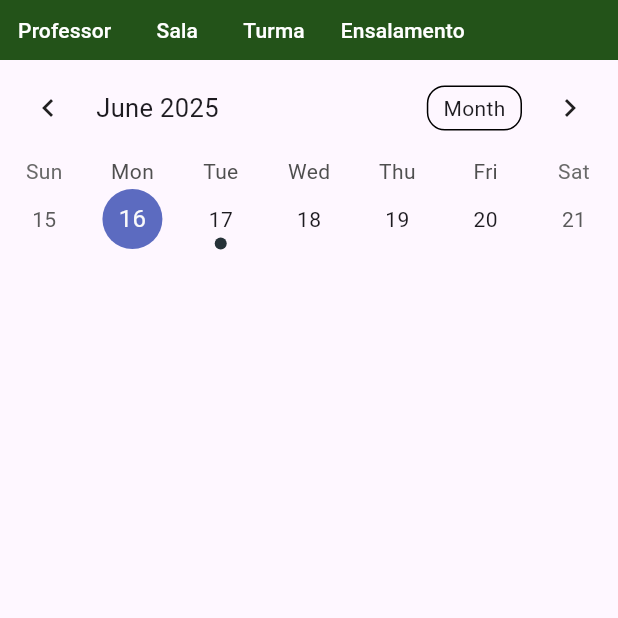
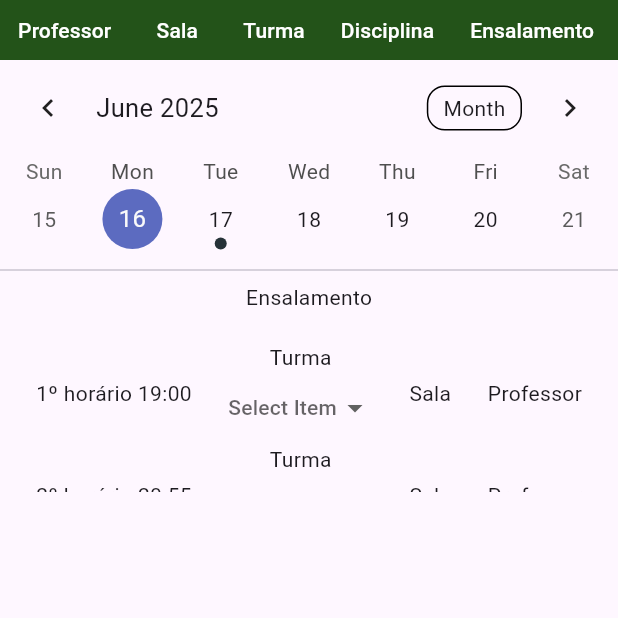
Before and after one commit to debora-rosada/ensala_mais, a Flutter app: the screen it shows after launch, on a phone screen of 412 x 824 dp, the top half of it. Run offline on Flutter 3.47's test engine with Material 3 defaults, Android fonts, the phone set to English and light mode, and no system bars; drawn by our look-alikes of table_calendar; our stand-ins replace flutter_dotenv, supabase_flutter; accounts and stored records are empty.

Commit message:
Mudança

```diff
--- a/lib/main.dart
+++ b/lib/main.dart
@@ -9,7 +9,7 @@ import 'utils/project_colors.dart';
 Future<void> main() async {
   await dotenv.load(fileName: ".env");
   await Supabase.initialize(
-    url: 'https://dvwudwlymuhkxtmynxpo.supabase.co/storage/v1/s3',
+    url: 'https://dvwudwlymuhkxtmynxpo.supabase.co',
     anonKey: dotenv.env['ANONKEYSUPABASE']!,
     // ANONKEYSUPABASE='eyJhbGciOiJIUzI1NiIsInR5cCI6IkpXVCJ9.eyJpc3MiOiJzdXBhYmFzZSIsInJlZiI6ImR2d3Vkd2x5bXVoa3h0bXlueHBvIiwicm9sZSI6ImFub24iLCJpYXQiOjE3NDE3MzkzMDQsImV4cCI6MjA1NzMxNTMwNH0.a5RlbNzOw_hrBkNazgcXAo6774rPpXK7gS3lKZk1Hww'
   );
--- a/lib/pages/home_page.dart
+++ b/lib/pages/home_page.dart
@@ -1,11 +1,12 @@
-import 'package:ensala_mais/widgets/ensalamento_modal.dart';
 import 'package:ensala_mais/utils/project_colors.dart';
+import 'package:ensala_mais/widgets/diciplina_modal.dart';
 import 'package:ensala_mais/widgets/navbar_link.dart';
 import 'package:ensala_mais/widgets/professor_modal.dart';
 import 'package:ensala_mais/widgets/sala_modal.dart';
 import 'package:ensala_mais/widgets/turma_modal.dart';
 import 'package:flutter/material.dart';
 import 'package:table_calendar/table_calendar.dart';
+import 'package:ensala_mais/pages/ensalamento_page.dart';
 
 class HomePage extends StatefulWidget {
   const HomePage({super.key});
@@ -20,6 +21,14 @@ class _HomePageState extends State<HomePage> {
 
   // Instead of initializing in initState, just add the "late" modifier.
   late DateTime _selectedDay = _focusedDay;
+
+  final List<String> items = [
+    'Item1',
+    'Item2',
+    'Item3',
+    'Item4',
+  ];
+  String? selectedValue;
 
   @override
   void initState() {
@@ -54,18 +63,29 @@ class _HomePageState extends State<HomePage> {
                 ),
                 NavbarLink(
                   text: 'Sala',
-                  modal: SalaModal(), // Suponha que você tenha criado esse modal
+                  modal:
+                      SalaModal(), // Suponha que você tenha criado esse modal
                 ),
                 NavbarLink(
                   text: 'Turma',
-                  modal: TurmaModal(), // Suponha que você tenha criado esse modal
+                  modal:
+                      TurmaModal(), // Suponha que você tenha criado esse modal
+                ),
+                NavbarLink(
+                  text: 'Disciplina',
+                  modal:
+                      DiciplinaModal(), // Suponha que você tenha criado esse modal
                 ),
                 NavbarLink(
                   text: 'Ensalamento',
-                  modal: EnsalamentoModal(), // Suponha que você tenha criado esse modal
+                  modal: null, // Não abre modal diretamente
+                  onPressed: () {
+                    Navigator.of(context).push(
+                      MaterialPageRoute(
+                          builder: (context) => const EnsalamentoPage()),
+                    );
+                  },
                 ),
-
-
               ],
             ),
           ),
@@ -93,6 +113,74 @@ class _HomePageState extends State<HomePage> {
               return isSameDay(_selectedDay, day);
             },
           ),
+          Divider(),
+          Text('Ensalamento'),
+          SizedBox(height: 20),
+          SizedBox(
+            height: 100,
+            child: ListView.builder(
+              itemCount: 2,
+              itemBuilder: (context, index) {
+                return Container(
+                  child: Padding(
+                    padding: const EdgeInsets.symmetric(horizontal: 24),
+                    child: Row(
+                      mainAxisAlignment: MainAxisAlignment.spaceBetween,
+                      children: [
+                        Text(
+                            '${index + 1}º horário ${index == 0 ? "19:00" : "20:55"}'),
+                        Column(
+                          children: [
+                            Text('Turma'),
+                            DropdownButtonHideUnderline(
+                              child: DropdownButton<String>(
+                                isExpanded: true,
+                                hint: Text(
+                                  'Select Item',
+                                  style: TextStyle(
+                                    fontSize: 14,
+                                    color: Theme.of(context).hintColor,
+                                  ),
+                                ),
+                                items: items
+                                    .map((String item) =>
+                                        DropdownMenuItem<String>(
+                                          value: item,
+                                          child: Text(
+                                            item,
+                                            style: const TextStyle(
+                                              fontSize: 14,
+                                            ),
+                                          ),
+                                        ))
+                                    .toList(),
+                                value: selectedValue,
+                                onChanged: (String? value) {
+                                  setState(() {
+                                    selectedValue = value;
+                                  });
+                                },
+                                // buttonStyleData: const ButtonStyleData(
+                                //   padding: EdgeInsets.symmetric(horizontal: 16),
+                                //   height: 40,
+                                //   width: 140,
+                                // ),
+                                // menuItemStyleData: const MenuItemStyleData(
+                                //   height: 40,
+                                // ),
+                              ),
+                            ),
+                          ],
+                        ),
+                        Text('Sala'),
+                        Text('Professor'),
+                      ],
+                    ),
+                  ),
+                );
+              },
+            ),
+          ),
         ],
       ),
     );
--- a/lib/utils/project_colors.dart
+++ b/lib/utils/project_colors.dart
@@ -11,4 +11,5 @@ class ProjectColors {
   Color cursorColor = Color(0xFF50713c);
   Color cursortextColor = Color.fromARGB(255, 43, 44, 42);
   Color disableButtonBackground = Colors.grey;
+  Color ensalamento = Colors.white;
 }
--- a/lib/widgets/navbar_link.dart
+++ b/lib/widgets/navbar_link.dart
@@ -3,11 +3,14 @@ import '../utils/project_colors.dart';
 
 class NavbarLink extends StatefulWidget {
   final String text;
-  final Widget modal;
+  final Widget? modal;
+  final VoidCallback? onPressed;
+
   const NavbarLink({
     super.key,
     required this.text,
     required this.modal,
+    this.onPressed,
   });
   @override
   State<NavbarLink> createState() => _NavbarLinkState();
@@ -33,14 +36,17 @@ class _NavbarLinkState extends State<NavbarLink> {
           overlayColor: WidgetStatePropertyAll(Colors.transparent),
         ),
         onPressed: () {
-          print('entrei no módulo ${widget.text}');
+          if (widget.onPressed != null) {
+            widget.onPressed!();
+          } else if (widget.modal != null) {
             showDialog(
               useSafeArea: true,
               context: context,
               builder: (context) {
-              return widget.modal;
+                return widget.modal!;
               },
             );
+          }
         },
         child: Text(
           widget.text,
--- a/lib/widgets/turma_modal.dart
+++ b/lib/widgets/turma_modal.dart
@@ -59,7 +59,7 @@ class _TurmaModalState extends State<TurmaModal> {
   @override
   Widget build(BuildContext context) {
     return FutureBuilder(
-        future: Supabase.instance.client.from('professor').select(),
+        future: Supabase.instance.client.from('turma').select(),
         builder: (context, snapshot) {
           isLoading = false;
           emptySelect = false;
@@ -294,7 +294,7 @@ class _TurmaModalState extends State<TurmaModal> {
                                       });
                                       try {
                                         await Supabase.instance.client
-                                            .from('professor')
+                                            .from('turma')
                                             .delete()
                                             .eq('id', selectedRowId);
                                         setState(() {
@@ -353,7 +353,7 @@ class _TurmaModalState extends State<TurmaModal> {
                                           try {
                                             if (isEditMode) {
                                               await Supabase.instance.client
-                                                  .from('professor')
+                                                  .from('turma')
                                                   .update({
                                                 'curso': cursoController.text,
                                                 'semestre': semestreController.text,
@@ -364,7 +364,7 @@ class _TurmaModalState extends State<TurmaModal> {
                                               });
                                             } else {
                                               await Supabase.instance.client
-                                                  .from('professor')
+                                                  .from('turma')
                                                   .insert({
                                                 'curso': cursoController.text,
                                                 'semestre': semestreController.text,
```
Also changed, not shown: lib/pages/ensalamento_page.dart (added, +448 -0 lines), lib/widgets/diciplina_modal.dart (renamed from lib/widgets/ensalamento_modal.dart, +25 -46 lines). Lines whose indentation alone changed are shown as unchanged.
